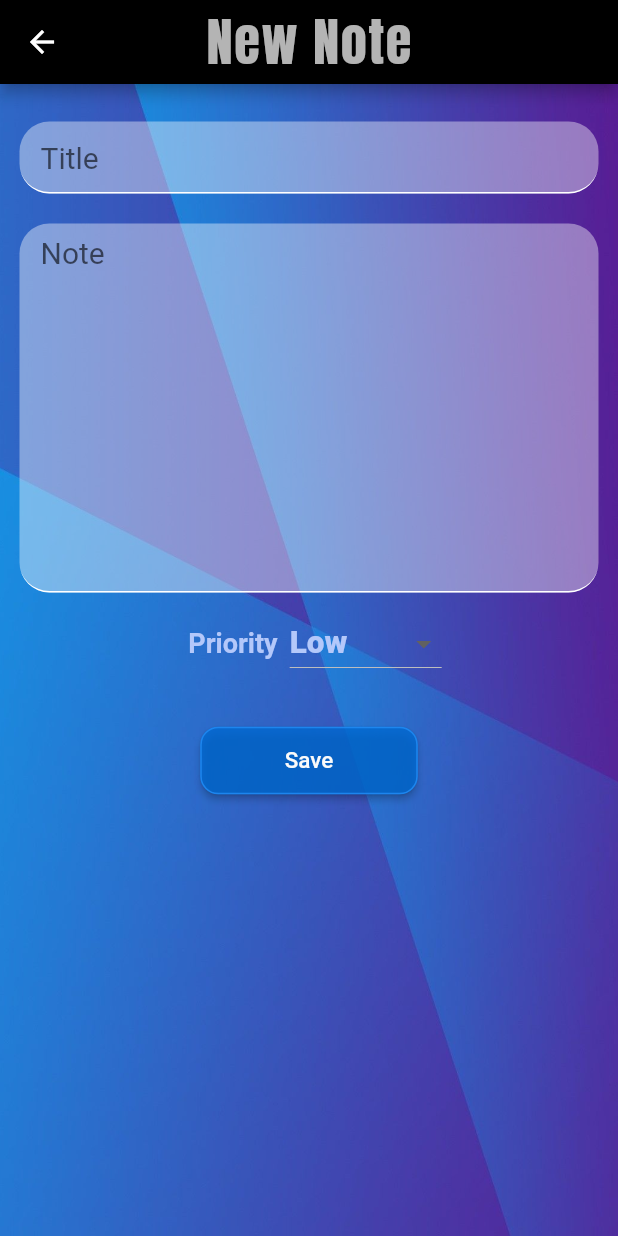
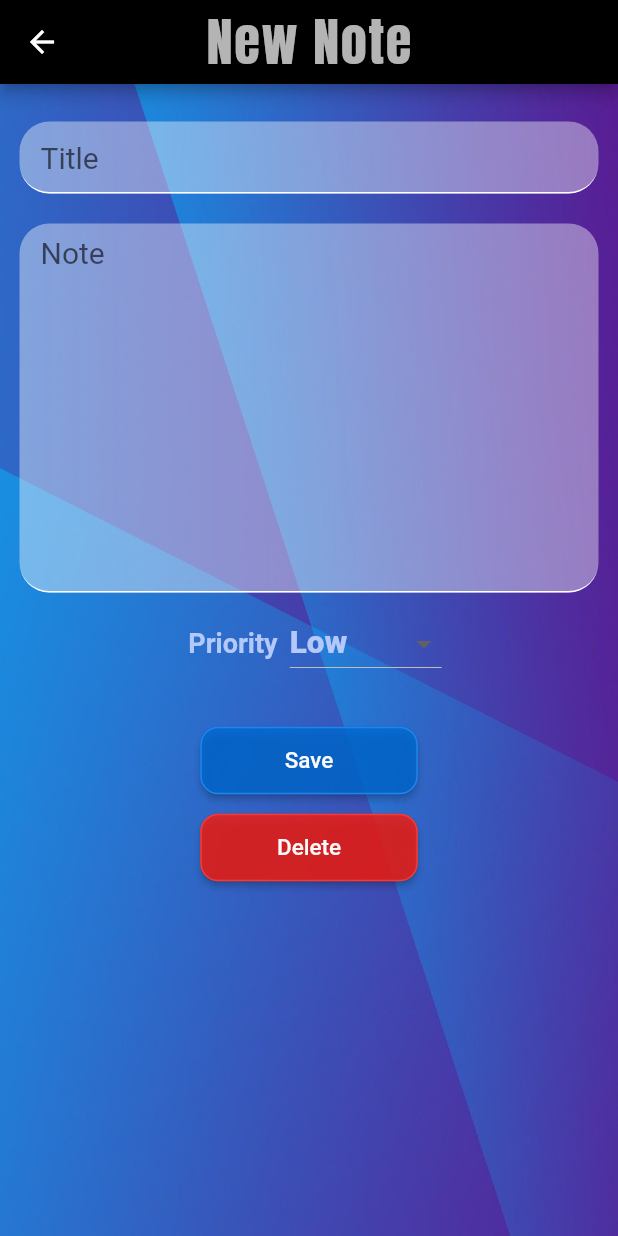
Before and after one commit to ozgun-kara/Noteapp, a Flutter app: the screen it shows after launch, after a tap on the "add" icon, on a phone screen of 412 x 824 dp. Run offline on Flutter 3.47's test engine with Material 2 defaults, Android fonts, the phone set to English and light mode, and no system bars; our stand-ins replace sqflite; accounts and stored records are empty.

Commit message:
Update note_action.dart

```diff
--- a/noteapp/lib/view/note_action.dart
+++ b/noteapp/lib/view/note_action.dart
@@ -177,8 +177,32 @@ class _NoteActionState extends State<NoteAction> {
                 ),
               ),
 
-
-
+              Padding(
+                padding: const EdgeInsets.fromLTRB(0, 0, 0, 0),
+                child: ButtonTheme(
+                  minWidth: 145,
+                  height: 45,
+                  child: MaterialButton(
+                      shape: const RoundedRectangleBorder(
+                          borderRadius: BorderRadius.only(
+                              topLeft: Radius.circular(12),
+                              topRight: Radius.circular(12),
+                              bottomLeft: Radius.circular(12),
+                              bottomRight: Radius.circular(12)),
+                          side: BorderSide(
+                            color: Color.fromRGBO(250, 65, 60, 0.8),
+                          )),
+                      color: const Color.fromRGBO(250, 25, 10, 0.8),
+                      child: const Text("Delete",
+                          style: TextStyle(
+                            color: Color.fromRGBO(250, 250, 250, 1),
+                            fontSize: 15,
+                          )),
+                      onPressed: () async {
+                        delete();
+                      }),
+                ),
+              ),
 
             ],
           ),
```
